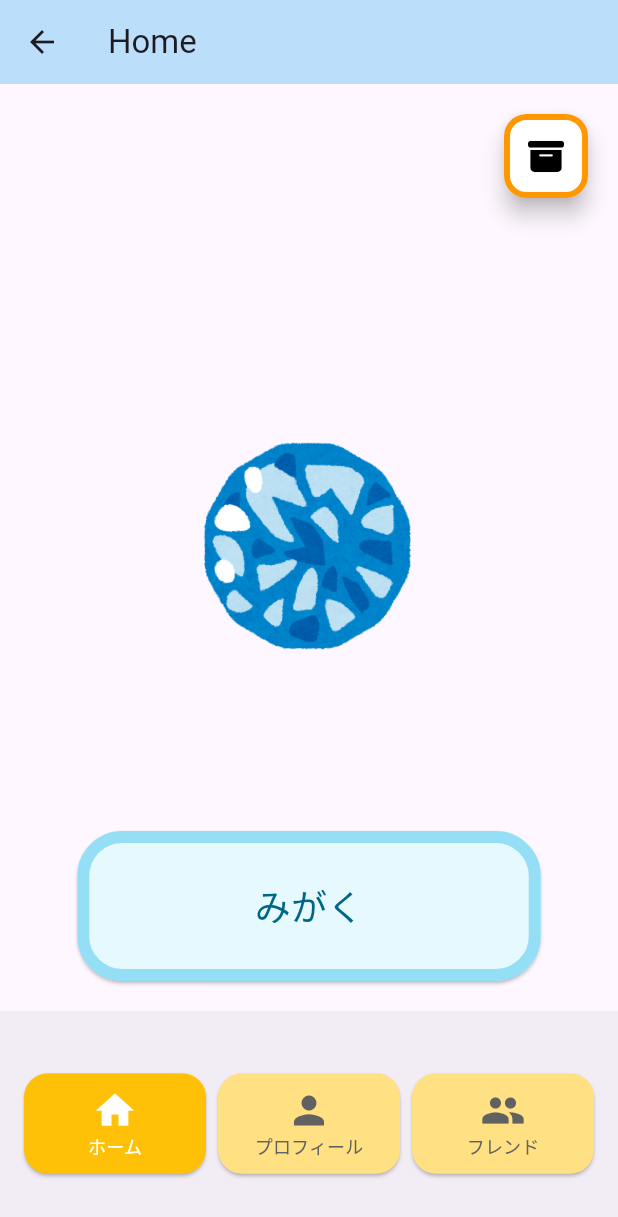
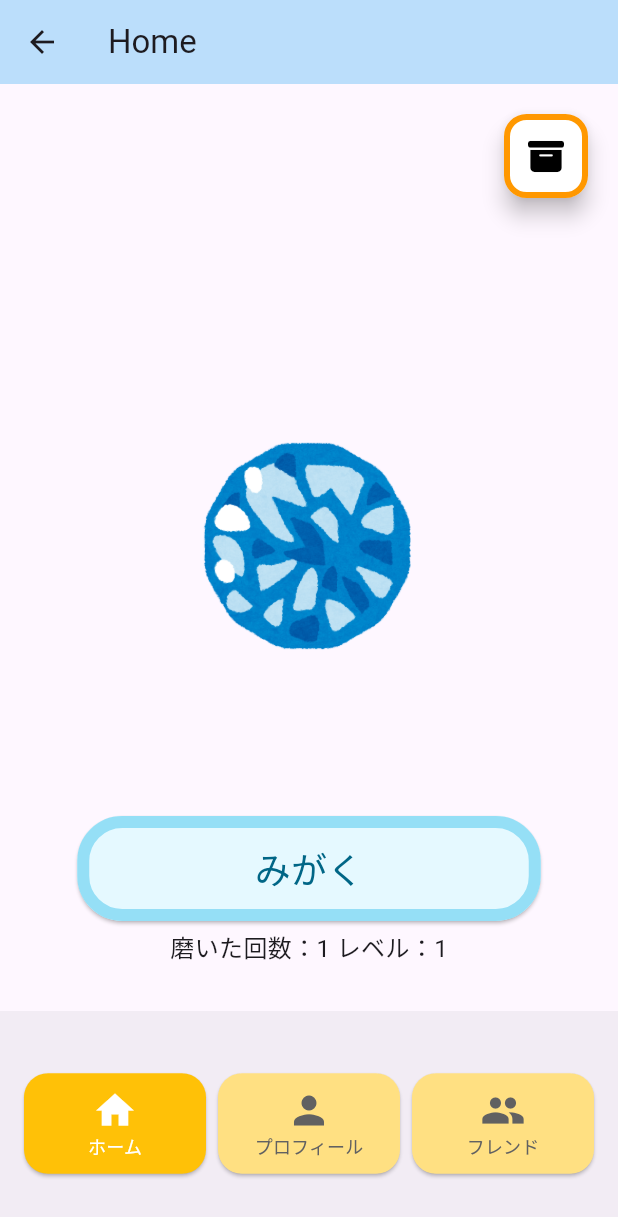
Before and after one commit to yukina-t156/jewelry-custom-flutter, a Flutter app: the screen it shows after launch, after a tap on "みがく", on a phone screen of 412 x 824 dp. Shown: the top 1217 px of the screen. Run offline on Flutter 3.47's test engine with Material 3 defaults, Android fonts, the light colour scheme and no system bars; our stand-ins replace font_awesome_flutter.

Commit message:
add level, note that collection button is used as debug tool to reset counter

```diff
--- a/lib/screens/home_screen.dart
+++ b/lib/screens/home_screen.dart
@@ -1,3 +1,5 @@
+import 'dart:math';
+
 import 'package:flutter/material.dart';
 import 'package:font_awesome_flutter/font_awesome_flutter.dart';
 import 'package:jewelry_custom_flutter/screens/collections_screen.dart';
@@ -11,6 +13,33 @@ class HomeScreen extends StatefulWidget {
 }
 
 class _HomeScreenState extends State<HomeScreen> {
+  int _jewelCounter = 0;
+  int _level = 1;
+
+  static const List<int> countToLevel = [1, 5, 10, 20, 999999999];
+  void _update() {
+    _level=0;
+    while(_jewelCounter>=countToLevel[max(_level, 0)]){
+      setState(() {
+        _level++;
+      });
+    }
+  }
+
+  void _incrementJewelCounter() {
+    setState(() {
+      _jewelCounter++;
+    });
+    _update();
+  }
+
+  void _resetJewelCounter() {
+    setState(() {
+      _jewelCounter=0;
+    });
+    _update();
+  }
+
   @override
   Widget build(BuildContext context) {
     final screenWidth = MediaQuery.of(context).size.width;
@@ -39,13 +68,14 @@ class _HomeScreenState extends State<HomeScreen> {
           ),
           /* -------------- みがくボタン -------------- */
           Positioned(
-            bottom: 20, // 画面下からの距離
+            bottom: 60, // 画面下からの距離
             left: (screenWidth - buttonWidth) / 2, // ボタンを中央に配置
             child: Container(
               width: buttonWidth,
               child: ElevatedButton(
                 onPressed: () {
                   // ボタンが押されたときの処理
+                  _incrementJewelCounter();
                 },
                 child: const Text(
                   'みがく',
@@ -58,7 +88,22 @@ class _HomeScreenState extends State<HomeScreen> {
                   shape: RoundedRectangleBorder(
                     borderRadius: BorderRadius.circular(30),
                   ),
-                  fixedSize: Size(buttonWidth, 100), // ボタンの幅と高さ
+                  fixedSize: Size(buttonWidth, 70), // ボタンの幅と高さ
+                ),
+              ),
+            ),
+          ),
+          /* -------------- カウンタ・レベル表示 -------------- */
+          Positioned(
+            bottom: 30, // 画面下からの距離
+            left: (screenWidth - buttonWidth) / 2, // ボタンを中央に配置
+            child: Container(
+              width: buttonWidth,
+              child:Center(
+                child: Text(
+                  // 'レベル：$_level',
+                  '磨いた回数：$_jewelCounter レベル：$_level',
+                  style: TextStyle(fontSize: 16),
                 ),
               ),
             ),
@@ -70,10 +115,12 @@ class _HomeScreenState extends State<HomeScreen> {
             child: FloatingActionButton(
               onPressed: () {
                 // ボタンが押されたときの処理
-                Navigator.push(
-                  context,
-                  MaterialPageRoute(builder: (context) => CollectionsScreen()),
-                );
+                // デバッグ用
+                _resetJewelCounter();
+                // Navigator.push(
+                //   context,
+                //   MaterialPageRoute(builder: (context) => CollectionsScreen()),
+                // );
               },
               backgroundColor: Colors.white, // 背景の色
               foregroundColor: Colors.black, // アイコンの色
```
